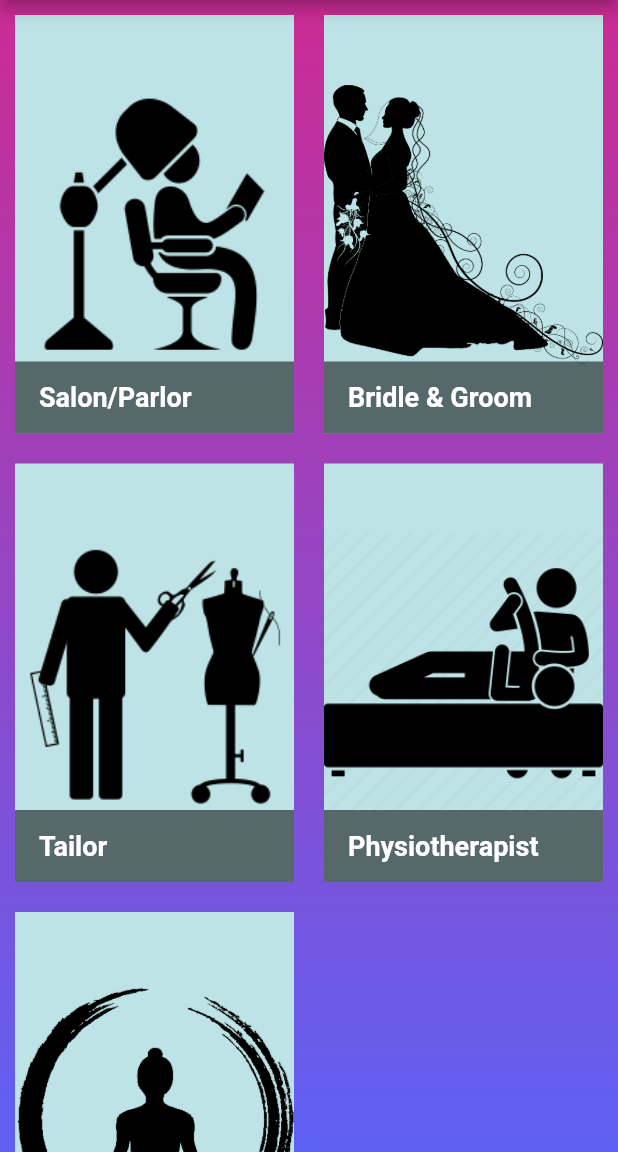
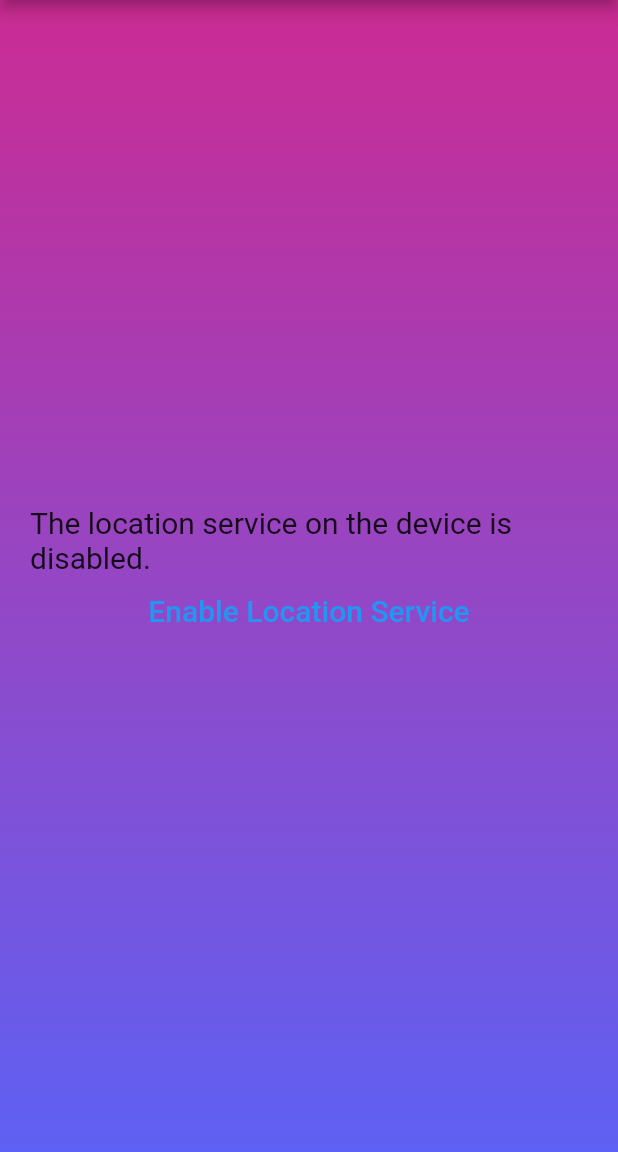
Before and after one commit to MEKOPVTLTD/meko, a Flutter app: the HomePage screen opened directly, on a phone screen of 412 x 824 dp, the part 84-1236 px from its top. Run offline on Flutter 3.47's test engine with Material 2 defaults, Android fonts, the phone set to English and light mode, and no system bars; our stand-ins replace cloud_firestore, firebase_auth, firebase_core, fluttertoast, geolocator; accounts and stored records are empty.

Commit message:
enable location service

```diff
--- a/lib/screens/home_page.dart
+++ b/lib/screens/home_page.dart
@@ -1,4 +1,7 @@
 import 'package:flutter/material.dart';
+import 'package:geolocator/geolocator.dart';
+import 'package:meko/screens/location_denied.dart';
+import 'package:meko/services/geolocator_widget.dart';
 
 import 'grid_builder.dart';
 
@@ -14,17 +17,35 @@ class HomePage extends StatefulWidget {
 }
 
 class HomePageState extends State<HomePage> {
+
+  late Future<Position> futurePositions;
+
   @override
   Widget build(BuildContext context) {
-    // TODO: implement build
     return Scaffold(
       appBar: AppBar(
         automaticallyImplyLeading: false,
         title: Text(widget.title),
       ),
-      body: GridBuilder(),
+      body: FutureBuilder<Position>(
+        future: futurePositions,
+        builder: (context, snapshot) {
+          if(snapshot.hasData) {
+            return GridBuilder();
+          } else if (snapshot.hasError) {
+            return LocationDenied(error: snapshot.error.toString());
+          }
+          return const CircularProgressIndicator();
+        },
+      ),
 
     );
   }
 
+  @override
+  void initState() {
+    super.initState();
+    futurePositions = determinePosition();
+  }
+
 }
--- /dev/null
+++ b/lib/screens/location_denied.dart
@@ -0,0 +1,62 @@
+import 'package:flutter/material.dart';
+import 'package:geolocator/geolocator.dart';
+import 'package:meko/services/geolocator_widget.dart';
+import 'package:meko/utils/color_utils.dart';
+
+import 'grid_builder.dart';
+
+class LocationDenied extends StatefulWidget {
+  const LocationDenied({super.key, required this.error});
+
+  final String error;
+
+  @override
+  State<StatefulWidget> createState() {
+    return LocationDeniedState();
+  }
+}
+
+class LocationDeniedState extends State<LocationDenied> {
+
+  @override
+  Widget build(BuildContext context) {
+    return Scaffold(
+      body: Container(
+        decoration: BoxDecoration(
+            gradient: LinearGradient(colors: [
+              hexStringToColor("CB2B93"),
+              hexStringToColor("9546C4"),
+              hexStringToColor("5E61F4")
+            ], begin: Alignment.topCenter, end: Alignment.bottomCenter)),
+        child: Center(
+            child: ListView(
+                shrinkWrap: true,
+                padding: const EdgeInsets.all(20.0),
+                children: [
+                  Center(child: Text(
+                    widget.error,
+                    style: TextStyle(fontSize: 20),
+                  ),
+                  ),
+                  Center( child: TextButton(
+                    child: const Text(
+                      "Enable Location Service",
+                      style: TextStyle(color: Colors.blue, fontSize: 20),
+                      textAlign: TextAlign.right,
+                    ),
+                    onPressed: () => _openAppSettings(),
+                  ),)
+                ]
+            ),
+        ),
+      )
+
+    );
+  }
+
+
+  void _openAppSettings() async {
+    await Geolocator.openAppSettings();
+  }
+
+}
--- /dev/null
+++ b/lib/services/geolocator_widget.dart
@@ -0,0 +1,42 @@
+import 'package:flutter/material.dart';
+import 'package:geolocator/geolocator.dart';
+
+
+
+
+Future<Position> determinePosition() async {
+  bool serviceEnabled;
+  LocationPermission permission;
+
+  // Test if location services are enabled.
+  serviceEnabled = await Geolocator.isLocationServiceEnabled();
+  if (!serviceEnabled) {
+    // Location services are not enabled don't continue
+    // accessing the position and request users of the
+    // App to enable the location services.
+    return Future.error('Location services are disabled.');
+  }
+
+  permission = await Geolocator.checkPermission();
+  if (permission == LocationPermission.denied) {
+    permission = await Geolocator.requestPermission();
+    if (permission == LocationPermission.denied) {
+      // Permissions are denied, next time you could try
+      // requesting permissions again (this is also where
+      // Android's shouldShowRequestPermissionRationale
+      // returned true. According to Android guidelines
+      // your App should show an explanatory UI now.
+      return Future.error('Location permissions are denied');
+    }
+  }
+
+  if (permission == LocationPermission.deniedForever) {
+    // Permissions are denied forever, handle appropriately.
+    return Future.error(
+        'Location permissions are permanently denied, we cannot request permissions.');
+  }
+
+  // When we reach here, permissions are granted and we can
+  // continue accessing the position of the device.
+  return await Geolocator.getCurrentPosition();
+}
```
Also changed, not shown: 1 other file.
